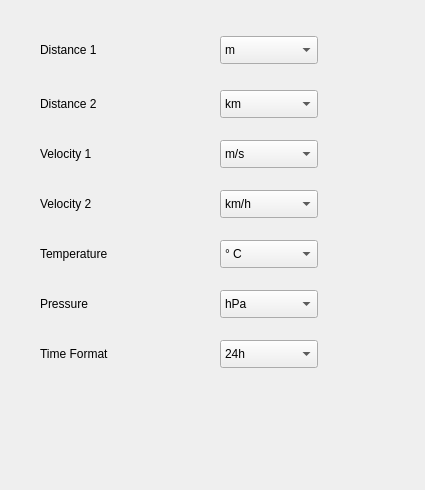
Before: the Qt Designer form src/configuration/flytec6015/UnitFrame6015.ui in Iv/FlyHigh, drawn with Qt 5.
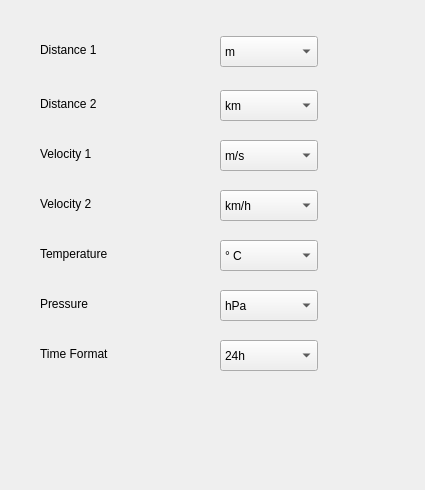
After: the same form once the commit is applied.

Diff of the .ui file:
```diff
--- a/src/configuration/flytec6015/UnitFrame6015.ui
+++ b/src/configuration/flytec6015/UnitFrame6015.ui
@@ -22,7 +22,7 @@
           <x>220</x>
           <y>140</y>
           <width>98</width>
-          <height>28</height>
+     <height>31</height>
         </rect>
       </property>
       <item>
@@ -42,7 +42,7 @@
           <x>220</x>
           <y>190</y>
           <width>98</width>
-          <height>28</height>
+     <height>31</height>
         </rect>
       </property>
       <item>
@@ -67,7 +67,7 @@
           <x>220</x>
           <y>36</y>
           <width>98</width>
-          <height>28</height>
+     <height>31</height>
         </rect>
       </property>
       <item>
@@ -87,7 +87,7 @@
           <x>220</x>
           <y>90</y>
           <width>98</width>
-          <height>28</height>
+     <height>31</height>
         </rect>
       </property>
       <item>
@@ -123,7 +123,7 @@
           <x>220</x>
           <y>240</y>
           <width>98</width>
-          <height>28</height>
+     <height>31</height>
         </rect>
       </property>
       <item>
@@ -159,7 +159,7 @@
           <x>220</x>
           <y>290</y>
           <width>98</width>
-          <height>28</height>
+     <height>31</height>
         </rect>
       </property>
       <item>
@@ -195,7 +195,7 @@
           <x>220</x>
           <y>340</y>
           <width>98</width>
-          <height>28</height>
+     <height>31</height>
         </rect>
       </property>
       <item>
```
Left out of the diff: 7 changed lines with no effect on the pictures. Lines whose indentation alone changed are shown as unchanged.
